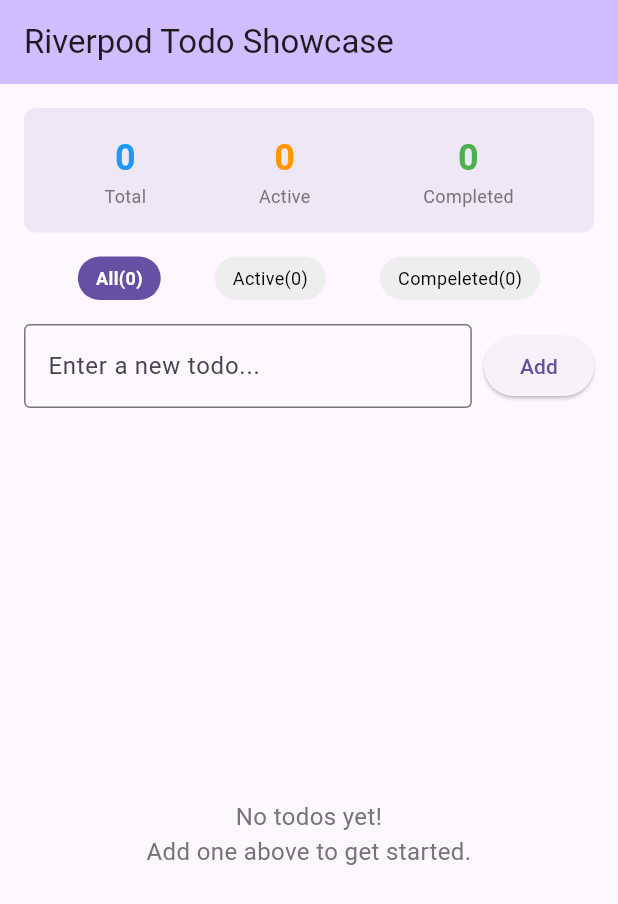
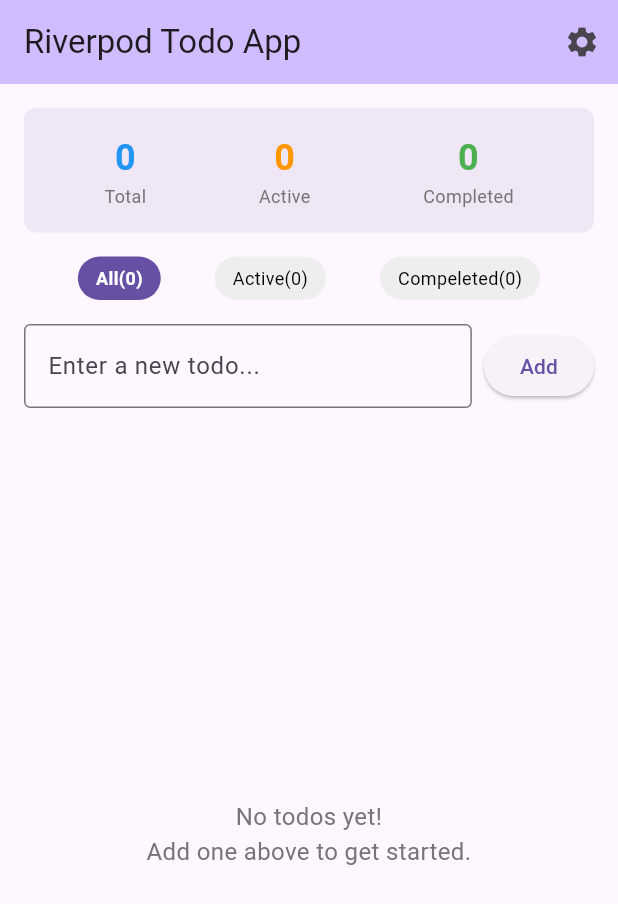
Before and after one commit to Wave780/Todo-App, a Flutter app: the screen it shows after launch, on a phone screen of 412 x 824 dp. Shown: the top 904 px of the screen. Run offline on Flutter 3.47's test engine with Material 3 defaults, Android fonts, the light colour scheme and no system bars; our stand-ins replace flutter_riverpod, shared_preferences.

```diff
--- a/lib/main.dart
+++ b/lib/main.dart
@@ -23,7 +23,8 @@ class MyApp extends ConsumerWidget {
   Widget build(BuildContext context, WidgetRef ref) {
     final appTheme = ref.watch(themeProvider);
     return MaterialApp(
-      title: 'Riverpod Todo Showcase',
+      debugShowCheckedModeBanner: false,
+      title: ' Todo App',
       theme: appTheme.toThemeData(),
       home: TodoDashboard(),
     );
--- a/lib/screen/todo_dashboard.dart
+++ b/lib/screen/todo_dashboard.dart
@@ -1,6 +1,7 @@
 import 'package:flutter/material.dart';
 import 'package:flutter_riverpod/flutter_riverpod.dart';
 import 'package:riverpod_todo_showcase/provider/todo_providers.dart';
+import 'package:riverpod_todo_showcase/screen/todo_setting.dart';
 import 'package:riverpod_todo_showcase/utils/%20widgets/todo_filter.dart';
 import 'package:riverpod_todo_showcase/utils/%20widgets/todo_item.dart';
 
@@ -15,8 +16,16 @@ class TodoDashboard extends ConsumerWidget {
     final filteredTodos = ref.watch(filteredTodoProvider);
     return Scaffold(
       appBar: AppBar(
-        title: const Text('Riverpod Todo Showcase'),
+        title: const Text('Riverpod Todo App'),
         backgroundColor: Theme.of(context).colorScheme.inversePrimary,
+        actions: [
+          IconButton(
+              onPressed: () {
+                Navigator.push(context,
+                    MaterialPageRoute(builder: (context) => TodoSetting()));
+              },
+              icon: Icon(Icons.settings))
+        ],
       ),
       body: Column(children: [
         //Statistics section
```
